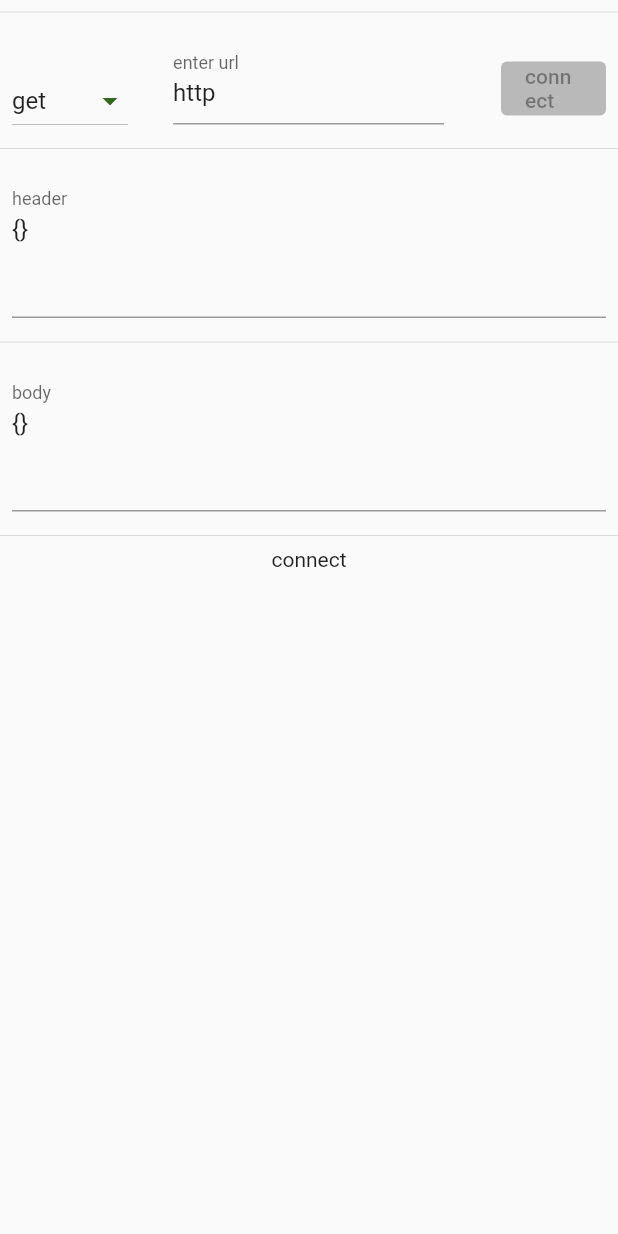
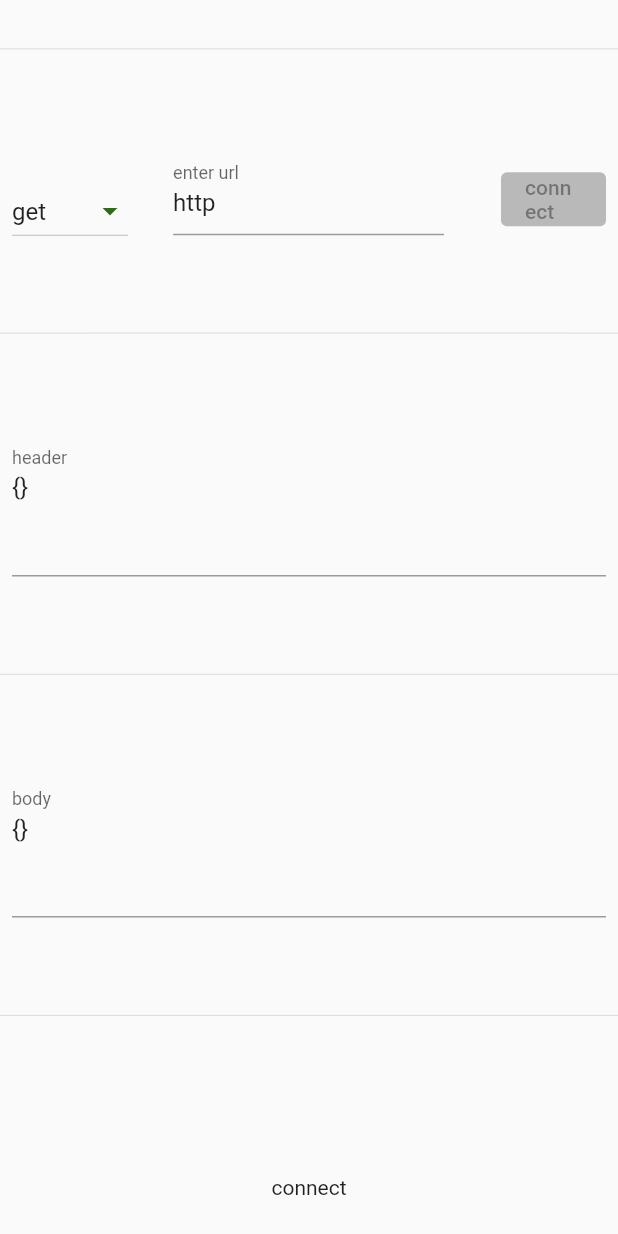
Before and after one commit to b14cknc0d3/apiman, a Flutter app: the ApiPagedata widget shown alone on an empty page, opened directly, on a phone screen of 412 x 824 dp. Run offline on Flutter 3.47's test engine with Material 2 defaults, Android fonts, the phone set to English and light mode, and no system bars; our stand-ins replace bloc, easy_localization, equatable, flutter_bloc, flutter_highlight, flutter_html and 9 more; missing offline and left inert: dart:ffi, dart:html, highlight, sqlite3, sqlite3_library_windows, tabbed_view; accounts and stored records are empty.

Commit message:
api page almost finished!

```diff
--- a/lib/main.dart
+++ b/lib/main.dart
@@ -92,6 +92,7 @@ class MyApp extends StatelessWidget {
                 builder: (context, state) {
                   if (state is LangChanging) {
                     return Container(
+                      color: Colors.white,
                       child: Center(
                         child: CircularProgressIndicator(),
                       ),
--- a/lib/ui/screens/api/apiPageData.dart
+++ b/lib/ui/screens/api/apiPageData.dart
@@ -148,6 +148,11 @@ class _ApiPagedataState extends State<ApiPagedata>
       },
       child: Column(
         children: [
+          Expanded(
+            child: Column(
+              crossAxisAlignment: CrossAxisAlignment.stretch,
+              mainAxisAlignment: MainAxisAlignment.spaceAround,
+              children: [
                 Divider(),
                 _buildUrlRow(),
                 Divider(),
@@ -157,6 +162,9 @@ class _ApiPagedataState extends State<ApiPagedata>
                 Divider(),
                 _buildStatusBar(),
                 _outPutBox()
+              ],
+            ),
+          ),
         ],
       ),
     );
@@ -347,6 +355,7 @@ class _ApiPagedataState extends State<ApiPagedata>
       return !renderHtml
           ? Expanded(
               child: SizedBox(
+                height: 500,
                 width: double.infinity,
                 child: Card(
                   color: Colors.white70,
```
Lines whose indentation alone changed are shown as unchanged.
